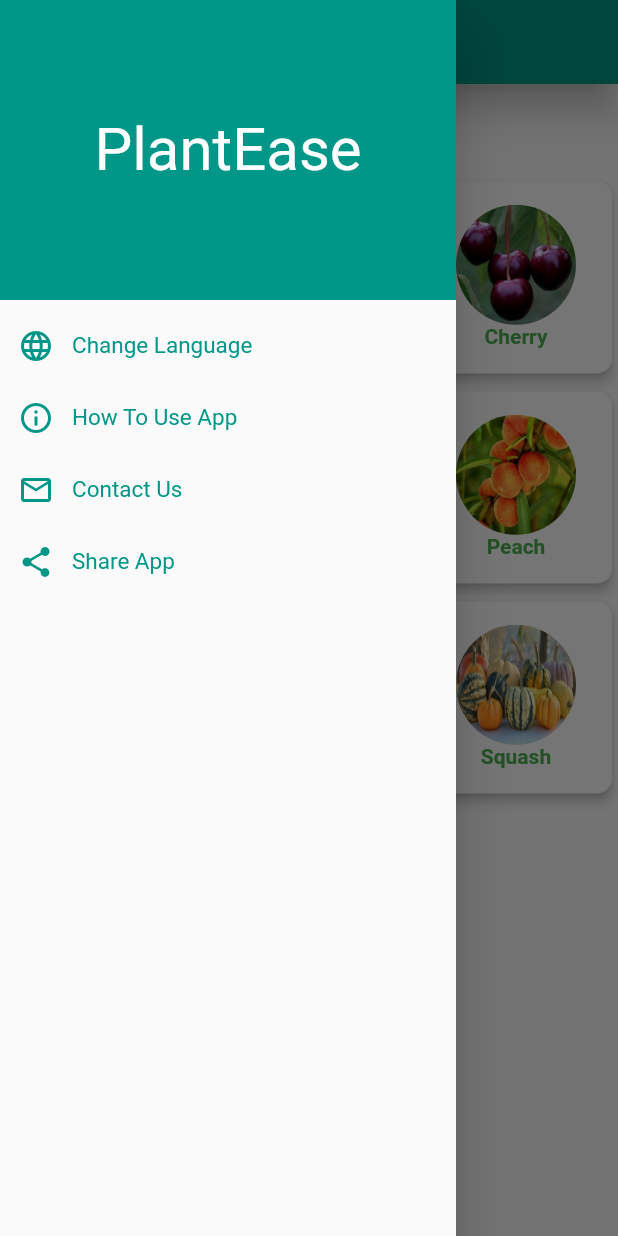
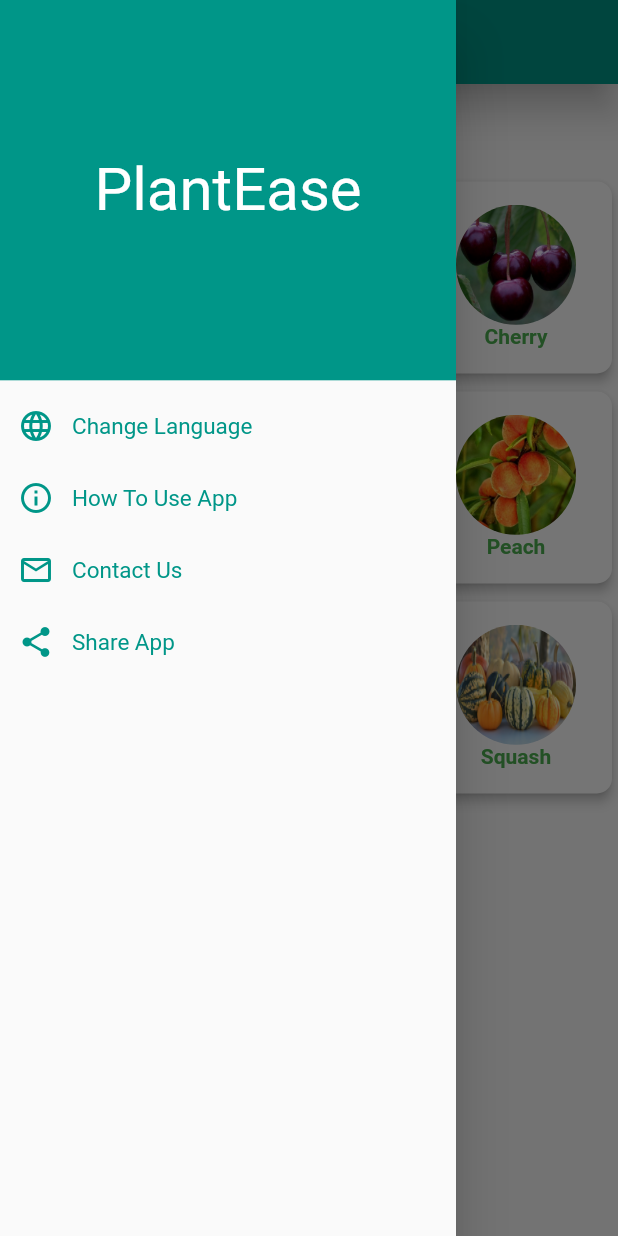
Before and after one commit to pratikjain04/PlantEase, a Flutter app: the screen it shows after launch, with the side drawer open, on a phone screen of 412 x 824 dp. Run offline on Flutter 3.47's test engine with Material 2 defaults, Android fonts, the phone set to English and light mode, and no system bars.

Commit message:
Minor Changes
Signed-off-by: pratikjain04 <pratikjain0411@gmail.com>

```diff
--- a/lib/ui/screens/home.dart
+++ b/lib/ui/screens/home.dart
@@ -16,13 +16,12 @@ class _HomePageState extends State<HomePage> {
     uniWidth = MediaQuery.of(context).size.width;
     uniHeight = MediaQuery.of(context).size.height;
 
-    return new Scaffold(
-      drawer: new Drawer(
+    return Scaffold(
+      drawer: Drawer(
         child: Column(
           children: <Widget>[
             new Container(
-              height: 200,
-              width: 350,
+              height: uniHeight/3.25,
               child: new Center(
                 child: new Text(
                   "PlantEase",
@@ -96,6 +95,7 @@ class _HomePageState extends State<HomePage> {
           ],
         ),
       ),
+
       appBar: new AppBar(
         backgroundColor: Colors.teal,
         title: new Text("Plant Ease"),
```
